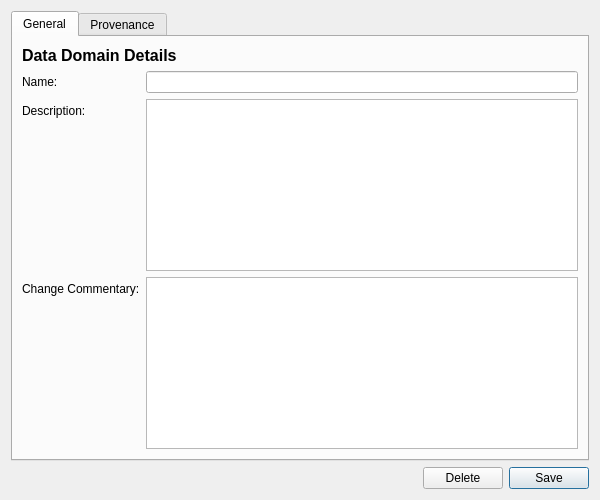
Qt form projects/ores.qt/ui/DataDomainDetailDialog.ui (OreStudio/OreStudio) before a commit.
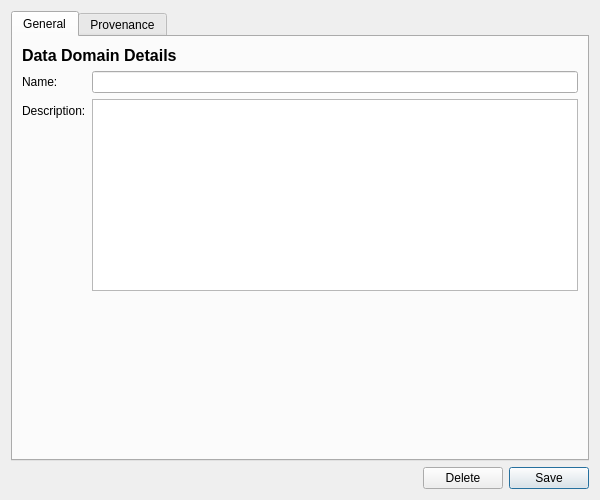
The same form after that commit. Custom widgets are drawn as their Qt base class.

What changed in the file:
```diff
--- a/projects/ores.qt/ui/DataDomainDetailDialog.ui
+++ b/projects/ores.qt/ui/DataDomainDetailDialog.ui
@@ -69,20 +69,6 @@
            </property>
           </widget>
          </item>
-         <item row="2" column="0">
-          <widget class="QLabel" name="commentaryLabel">
-           <property name="text">
-            <string>Change Commentary:</string>
-           </property>
-          </widget>
-         </item>
-         <item row="2" column="1">
-          <widget class="QPlainTextEdit" name="commentaryEdit">
-           <property name="maximumHeight">
-            <number>80</number>
-           </property>
-          </widget>
-         </item>
         </layout>
        </item>
        <item>
```
